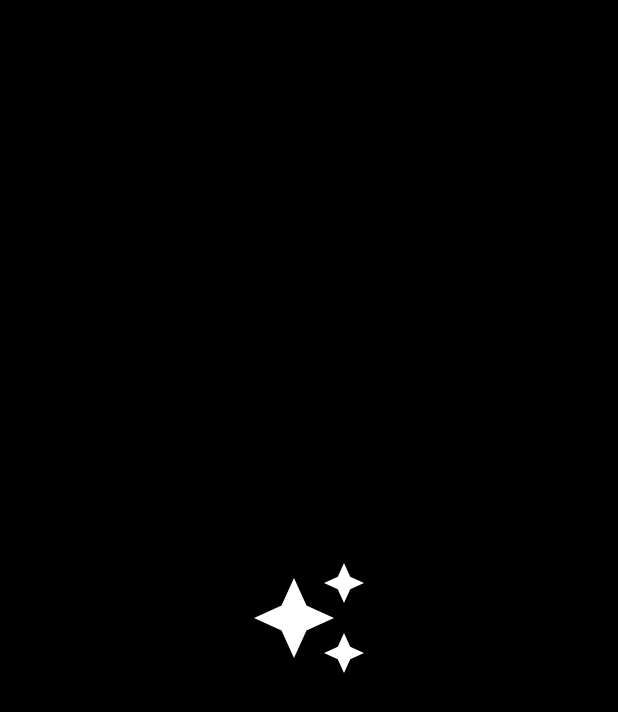
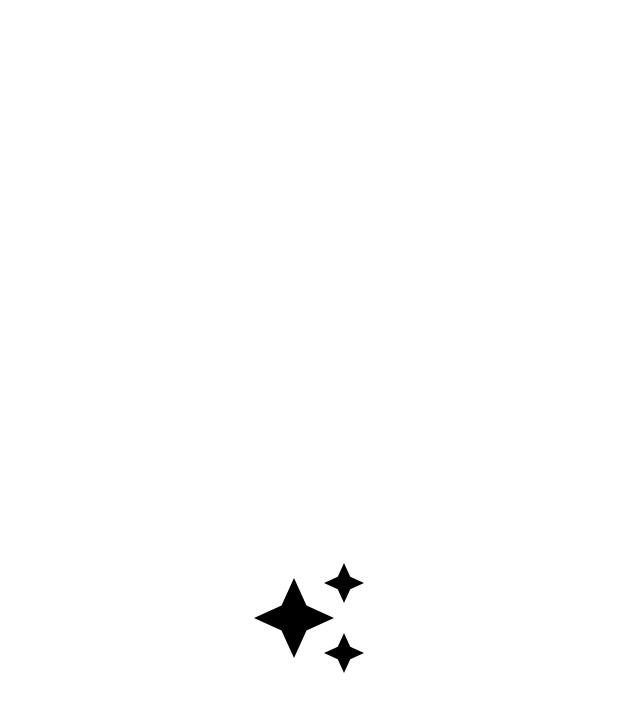
Before and after one commit to katerin18/SportApp, an Android app: the screen it shows after launch (SplashScreen), on a phone screen of 412 x 824 dp. Shown: the top 712 px of the screen. Run offline under Robolectric (Android 15) with nearby library versions, the phone set to English and light mode, and no system bars; 4 statements that could not run were skipped.

Commit message:
SplashScreen was editing

```diff
--- /dev/null
+++ b/app/src/main/res/drawable/awesome_icon.xml
@@ -0,0 +1,5 @@
+<vector android:height="24dp" android:tint="#000000"
+    android:viewportHeight="24" android:viewportWidth="24"
+    android:width="24dp" xmlns:android="http://schemas.android.com/apk/res/android">
+    <path android:fillColor="@android:color/white" android:pathData="M19,9l1.25,-2.75L23,5l-2.75,-1.25L19,1l-1.25,2.75L15,5l2.75,1.25L19,9zM11.5,9.5L9,4 6.5,9.5 1,12l5.5,2.5L9,20l2.5,-5.5L17,12l-5.5,-2.5zM19,15l-1.25,2.75L15,19l2.75,1.25L19,23l1.25,-2.75L23,19l-2.75,-1.25L19,15z"/>
+</vector>
--- a/app/src/main/res/drawable/splash_icon.xml
+++ /dev/null
@@ -1,10 +0,0 @@
-<vector xmlns:android="http://schemas.android.com/apk/res/android"
-    android:width="24dp"
-    android:height="24dp"
-    android:tint="#FFFFFF"
-    android:viewportWidth="24"
-    android:viewportHeight="24">
-    <path
-        android:fillColor="@android:color/white"
-        android:pathData="M19,9l1.25,-2.75L23,5l-2.75,-1.25L19,1l-1.25,2.75L15,5l2.75,1.25L19,9zM11.5,9.5L9,4 6.5,9.5 1,12l5.5,2.5L9,20l2.5,-5.5L17,12l-5.5,-2.5zM19,15l-1.25,2.75L15,19l2.75,1.25L19,23l1.25,-2.75L23,19l-2.75,-1.25L19,15z" />
-</vector>
--- a/app/src/main/res/layout/activity_splash_screen.xml
+++ b/app/src/main/res/layout/activity_splash_screen.xml
@@ -4,7 +4,7 @@
     xmlns:tools="http://schemas.android.com/tools"
     android:layout_width="match_parent"
     android:layout_height="match_parent"
-    android:background="@color/black"
+    android:background="@color/white"
     tools:context=".SplashScreen">
 
     <ImageView
@@ -12,6 +12,6 @@
         android:layout_width="80dp"
         android:layout_height="80dp"
         android:layout_gravity="center"
-        android:src="@drawable/splash_icon" />
+        android:src="@drawable/awesome_icon" />
 
 </FrameLayout>
```
